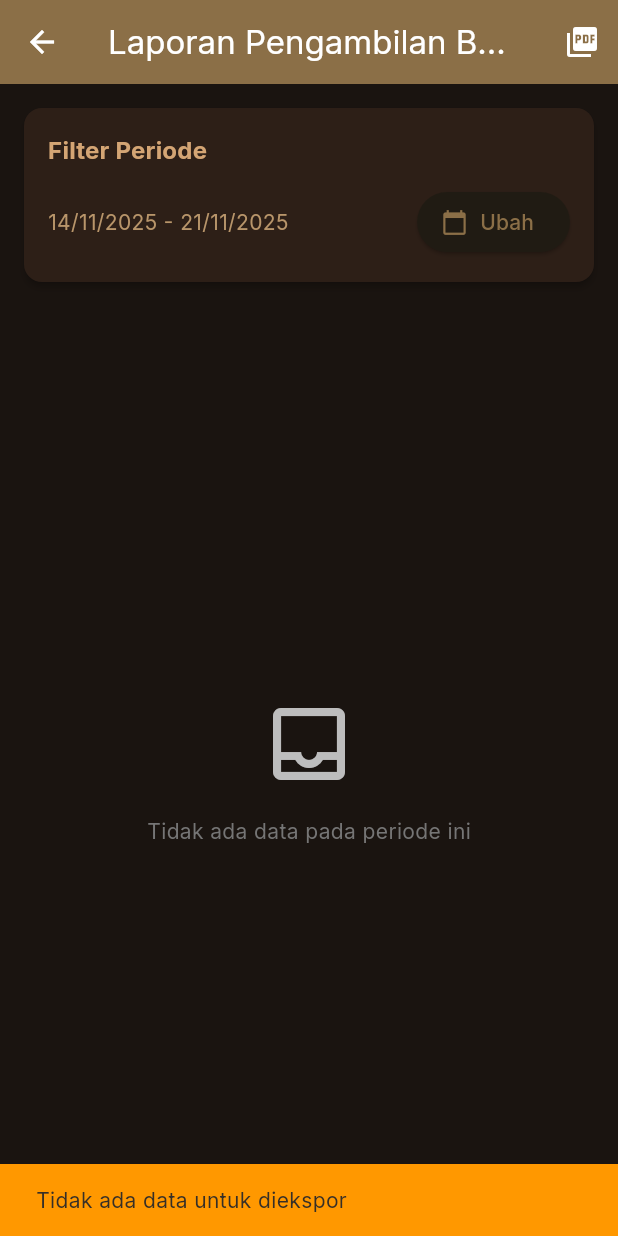
After one commit to AndikaBN/cafe_well_doco, a Flutter app: the ReportsPage screen opened directly, after a tap on the "picture as pdf" icon, on a phone screen of 412 x 824 dp. The commit adds this screen. Run offline on Flutter 3.47's test engine with Material 3 defaults, Android fonts, the light colour scheme and no system bars; our stand-ins replace cloud_firestore, firebase_auth, firebase_core, google_fonts, pdf, printing and 1 more; accounts and stored records are empty.

Commit message:
feat: Add reports page and integrate printing functionality for stock out reports

```diff
--- /dev/null
+++ b/lib/pages/reports_page.dart
@@ -0,0 +1,475 @@
+import 'package:flutter/material.dart';
+import 'package:cafe_well_doco/services/firestore_service.dart';
+import 'package:cafe_well_doco/models/stock_model.dart';
+import 'package:intl/intl.dart';
+import 'package:pdf/pdf.dart';
+import 'package:pdf/widgets.dart' as pw;
+import 'package:printing/printing.dart';
+import 'package:cafe_well_doco/theme/app_colors.dart';
+
+/// Halaman laporan stock out (pengambilan barang karyawan)
+class ReportsPage extends StatefulWidget {
+  const ReportsPage({super.key});
+
+  @override
+  State<ReportsPage> createState() => _ReportsPageState();
+}
+
+class _ReportsPageState extends State<ReportsPage> {
+  final _firestoreService = FirestoreService();
+  DateTime? _startDate;
+  DateTime? _endDate;
+  List<StockOutModel>? _filteredData;
+  bool _loading = false;
+
+  @override
+  void initState() {
+    super.initState();
+    // Default: 7 hari terakhir
+    _endDate = DateTime.now();
+    _startDate = _endDate!.subtract(const Duration(days: 7));
+    _loadData();
+  }
+
+  Future<void> _loadData() async {
+    setState(() => _loading = true);
+
+    // Ambil semua stock out dalam range tanggal
+    final stream = _firestoreService.getStockOutStream();
+    final allData = await stream.first;
+
+    // Filter berdasarkan tanggal
+    final filtered = allData.where((item) {
+      return item.timestamp.isAfter(_startDate!) &&
+          item.timestamp.isBefore(_endDate!.add(const Duration(days: 1)));
+    }).toList();
+
+    // Sort by timestamp descending
+    filtered.sort((a, b) => b.timestamp.compareTo(a.timestamp));
+
+    setState(() {
+      _filteredData = filtered;
+      _loading = false;
+    });
+  }
+
+  Future<void> _selectDateRange() async {
+    final picked = await showDateRangePicker(
+      context: context,
+      firstDate: DateTime(2020),
+      lastDate: DateTime.now(),
+      initialDateRange: DateTimeRange(start: _startDate!, end: _endDate!),
+    );
+
+    if (picked != null) {
+      setState(() {
+        _startDate = picked.start;
+        _endDate = picked.end;
+      });
+      _loadData();
+    }
+  }
+
+  Future<void> _generatePDF() async {
+    if (_filteredData == null || _filteredData!.isEmpty) {
+      ScaffoldMessenger.of(context).showSnackBar(
+        const SnackBar(
+          content: Text('Tidak ada data untuk diekspor'),
+          backgroundColor: Colors.orange,
+        ),
+      );
+      return;
+    }
+
+    // Show loading
+    showDialog(
+      context: context,
+      barrierDismissible: false,
+      builder: (context) => const Center(child: CircularProgressIndicator()),
+    );
+
+    try {
+      final pdf = pw.Document();
+
+      // Ambil data lengkap untuk setiap stock out
+      final List<Map<String, dynamic>> reportData = [];
+
+      for (var stockOut in _filteredData!) {
+        final user = await _firestoreService.getUserById(stockOut.userId);
+        final product = await _firestoreService.getProduct(stockOut.productId);
+
+        if (user != null && product != null) {
+          // Hitung sisa stok setelah pengambilan
+          final remainingStock = product.stock; // Current stock
+
+          reportData.add({
+            'karyawan': user.displayName,
+            'tanggal': DateFormat(
+              'dd/MM/yyyy HH:mm',
+            ).format(stockOut.timestamp),
+            'barang': product.name,
+            'jumlah': '${stockOut.qty} ${product.unit}',
+            'sisa': '$remainingStock ${product.unit}',
+            'catatan': stockOut.note,
+          });
+        }
+      }
+
+      // Build PDF
+      pdf.addPage(
+        pw.MultiPage(
+          pageFormat: PdfPageFormat.a4,
+          margin: const pw.EdgeInsets.all(32),
+          build: (context) => [
+            // Header
+            pw.Header(
+              level: 0,
+              child: pw.Column(
+                crossAxisAlignment: pw.CrossAxisAlignment.start,
+                children: [
+                  pw.Text(
+                    'LAPORAN PENGAMBILAN BARANG',
+                    style: pw.TextStyle(
+                      fontSize: 20,
+                      fontWeight: pw.FontWeight.bold,
+                    ),
+                  ),
+                  pw.SizedBox(height: 8),
+                  pw.Text(
+                    'Coffee Well Doco - Inventory Management',
+                    style: const pw.TextStyle(fontSize: 12),
+                  ),
+                  pw.SizedBox(height: 4),
+                  pw.Text(
+                    'Periode: ${DateFormat('dd/MM/yyyy').format(_startDate!)} - ${DateFormat('dd/MM/yyyy').format(_endDate!)}',
+                    style: const pw.TextStyle(fontSize: 10),
+                  ),
+                  pw.SizedBox(height: 4),
+                  pw.Text(
+                    'Dicetak: ${DateFormat('dd/MM/yyyy HH:mm').format(DateTime.now())}',
+                    style: const pw.TextStyle(fontSize: 10),
+                  ),
+                  pw.Divider(thickness: 2),
+                ],
+              ),
+            ),
+
+            pw.SizedBox(height: 20),
+
+            // Table
+            pw.Table(
+              border: pw.TableBorder.all(color: PdfColors.grey400),
+              columnWidths: {
+                0: const pw.FlexColumnWidth(2),
+                1: const pw.FlexColumnWidth(2),
+                2: const pw.FlexColumnWidth(2.5),
+                3: const pw.FlexColumnWidth(1.5),
+                4: const pw.FlexColumnWidth(1.5),
+              },
+              children: [
+                // Header row
+                pw.TableRow(
+                  decoration: const pw.BoxDecoration(color: PdfColors.grey300),
+                  children: [
+                    _buildTableCell('Karyawan', isHeader: true),
+                    _buildTableCell('Tanggal', isHeader: true),
+                    _buildTableCell('Barang', isHeader: true),
+                    _buildTableCell('Jumlah', isHeader: true),
+                    _buildTableCell('Sisa Stok', isHeader: true),
+                  ],
+                ),
+                // Data rows
+                ...reportData.map(
+                  (data) => pw.TableRow(
+                    children: [
+                      _buildTableCell(data['karyawan']),
+                      _buildTableCell(data['tanggal']),
+                      _buildTableCell(data['barang']),
+                      _buildTableCell(data['jumlah']),
+                      _buildTableCell(data['sisa']),
+                    ],
+                  ),
+                ),
+              ],
+            ),
+
+            pw.SizedBox(height: 20),
+
+            // Summary
+            pw.Container(
+              padding: const pw.EdgeInsets.all(12),
+              decoration: pw.BoxDecoration(
+                border: pw.Border.all(color: PdfColors.grey400),
+                borderRadius: pw.BorderRadius.circular(8),
+              ),
+              child: pw.Column(
+                crossAxisAlignment: pw.CrossAxisAlignment.start,
+                children: [
+                  pw.Text(
+                    'RINGKASAN',
+                    style: pw.TextStyle(
+                      fontSize: 12,
+                      fontWeight: pw.FontWeight.bold,
+                    ),
+                  ),
+                  pw.SizedBox(height: 8),
+                  pw.Text('Total Transaksi: ${reportData.length}'),
+                ],
+              ),
+            ),
+
+            pw.SizedBox(height: 40),
+
+            // Footer
+            pw.Row(
+              mainAxisAlignment: pw.MainAxisAlignment.spaceBetween,
+              children: [
+                pw.Column(
+                  crossAxisAlignment: pw.CrossAxisAlignment.start,
+                  children: [
+                    pw.Text('Mengetahui,'),
+                    pw.SizedBox(height: 40),
+                    pw.Container(
+                      width: 150,
+                      decoration: const pw.BoxDecoration(
+                        border: pw.Border(
+                          top: pw.BorderSide(color: PdfColors.black),
+                        ),
+                      ),
+                      child: pw.Text('Admin', textAlign: pw.TextAlign.center),
+                    ),
+                  ],
+                ),
+              ],
+            ),
+          ],
+        ),
+      );
+
+      // Close loading dialog
+      if (mounted) Navigator.of(context).pop();
+
+      // Print or save
+      await Printing.layoutPdf(
+        onLayout: (format) async => pdf.save(),
+        name:
+            'Laporan_Pengambilan_${DateFormat('yyyyMMdd').format(DateTime.now())}.pdf',
+      );
+    } catch (e) {
+      if (mounted) {
+        Navigator.of(context).pop(); // Close loading
+        ScaffoldMessenger.of(context).showSnackBar(
+          SnackBar(
+            content: Text('Error generate PDF: $e'),
+            backgroundColor: Colors.red,
+          ),
+        );
+      }
+    }
+  }
+
+  pw.Widget _buildTableCell(String text, {bool isHeader = false}) {
+    return pw.Padding(
+      padding: const pw.EdgeInsets.all(8),
+      child: pw.Text(
+        text,
+        style: pw.TextStyle(
+          fontSize: isHeader ? 10 : 9,
+          fontWeight: isHeader ? pw.FontWeight.bold : pw.FontWeight.normal,
+        ),
+      ),
+    );
+  }
+
+  @override
+  Widget build(BuildContext context) {
+    return Scaffold(
+      appBar: AppBar(
+        title: const Text('Laporan Pengambilan Barang'),
+        backgroundColor: Theme.of(context).colorScheme.primary,
+        foregroundColor: Colors.white,
+        actions: [
+          IconButton(
+            icon: const Icon(Icons.picture_as_pdf),
+            onPressed: _generatePDF,
+            tooltip: 'Export PDF',
+          ),
+        ],
+      ),
+      body: Column(
+        children: [
+          // Filter Card
+          Card(
+            margin: const EdgeInsets.all(16),
+            child: Padding(
+              padding: const EdgeInsets.all(16),
+              child: Column(
+                crossAxisAlignment: CrossAxisAlignment.start,
+                children: [
+                  Text(
+                    'Filter Periode',
+                    style: Theme.of(context).textTheme.titleMedium?.copyWith(
+                      fontWeight: FontWeight.bold,
+                    ),
+                  ),
+                  const SizedBox(height: 12),
+                  Row(
+                    children: [
+                      Expanded(
+                        child: Text(
+                          '${DateFormat('dd/MM/yyyy').format(_startDate!)} - ${DateFormat('dd/MM/yyyy').format(_endDate!)}',
+                          style: const TextStyle(fontSize: 14),
+                        ),
+                      ),
+                      ElevatedButton.icon(
+                        onPressed: _selectDateRange,
+                        icon: const Icon(Icons.calendar_today, size: 18),
+                        label: const Text('Ubah'),
+                      ),
+                    ],
+                  ),
+                ],
+              ),
+            ),
+          ),
+
+          // Data List
+          Expanded(
+            child: _loading
+                ? const Center(child: CircularProgressIndicator())
+                : _filteredData == null || _filteredData!.isEmpty
+                ? Center(
+                    child: Column(
+                      mainAxisAlignment: MainAxisAlignment.center,
+                      children: [
+                        Icon(
+                          Icons.inbox_outlined,
+                          size: 64,
+                          color: Colors.grey.shade400,
+                        ),
+                        const SizedBox(height: 16),
+                        Text(
+                          'Tidak ada data pada periode ini',
+                          style: TextStyle(color: Colors.grey.shade600),
+                        ),
+                      ],
+                    ),
+                  )
+                : ListView.builder(
+                    padding: const EdgeInsets.symmetric(horizontal: 16),
+                    itemCount: _filteredData!.length,
+                    itemBuilder: (context, index) {
+                      final stockOut = _filteredData![index];
+                      return FutureBuilder<Map<String, dynamic>>(
+                        future: _getStockOutDetails(stockOut),
+                        builder: (context, snapshot) {
+                          if (!snapshot.hasData) {
+                            return const Card(
+                              child: Padding(
+                                padding: EdgeInsets.all(16),
+                                child: Center(
+                                  child: CircularProgressIndicator(),
+                                ),
+                              ),
+                            );
+                          }
+
+                          final data = snapshot.data!;
+                          return Card(
+                            margin: const EdgeInsets.only(bottom: 8),
+                            child: ExpansionTile(
+                              leading: CircleAvatar(
+                                backgroundColor: AppColors.coffeeCream,
+                                child: Icon(
+                                  Icons.person,
+                                  color: AppColors.darkBrown,
+                                ),
+                              ),
+                              title: Text(
+                                data['karyawan'] ?? 'Unknown',
+                                style: const TextStyle(
+                                  fontWeight: FontWeight.bold,
+                                ),
+                              ),
+                              subtitle: Text(
+                                DateFormat(
+                                  'dd/MM/yyyy HH:mm',
+                                ).format(stockOut.timestamp),
+                              ),
+                              children: [
+                                Padding(
+                                  padding: const EdgeInsets.all(16),
+                                  child: Column(
+                                    children: [
+                                      _buildDetailRow(
+                                        'Barang',
+                                        data['barang'] ?? '-',
+                                      ),
+                                      const Divider(),
+                                      _buildDetailRow(
+                                        'Jumlah Diambil',
+                                        data['jumlah'] ?? '-',
+                                      ),
+                                      const Divider(),
+                                      _buildDetailRow(
+                                        'Sisa Stok',
+                                        data['sisa'] ?? '-',
+                                        valueColor: AppColors.success,
+                                      ),
+                                      if (stockOut.note.isNotEmpty) ...[
+                                        const Divider(),
+                                        _buildDetailRow(
+                                          'Catatan',
+                                          stockOut.note,
+                                        ),
+                                      ],
+                                    ],
+                                  ),
+                                ),
+                              ],
+                            ),
+                          );
+                        },
+                      );
+                    },
+                  ),
+          ),
+        ],
+      ),
+    );
+  }
+
+  Widget _buildDetailRow(String label, String value, {Color? valueColor}) {
+    return Row(
+      mainAxisAlignment: MainAxisAlignment.spaceBetween,
+      children: [
+        Text(
+          label,
+          style: TextStyle(color: Colors.grey.shade600, fontSize: 14),
+        ),
+        Text(
+          value,
+          style: TextStyle(
+            fontWeight: FontWeight.bold,
+            fontSize: 14,
+            color: valueColor,
+          ),
+        ),
+      ],
+    );
+  }
+
+  Future<Map<String, dynamic>> _getStockOutDetails(
+    StockOutModel stockOut,
+  ) async {
+    final user = await _firestoreService.getUserById(stockOut.userId);
+    final product = await _firestoreService.getProduct(stockOut.productId);
+
+    return {
+      'karyawan': user?.displayName ?? 'Unknown',
+      'barang': product?.name ?? 'Unknown',
+      'jumlah': '${stockOut.qty} ${product?.unit ?? ''}',
+      'sisa': '${product?.stock ?? 0} ${product?.unit ?? ''}',
+    };
+  }
+}
--- a/lib/services/firestore_service.dart
+++ b/lib/services/firestore_service.dart
@@ -505,4 +505,32 @@ class FirestoreService {
       };
     }
   }
+
+  // ==================== STOCK OUT (Reports) ====================
+
+  /// Stream untuk monitor stock out (laporan)
+  Stream<List<StockOutModel>> getStockOutStream() {
+    return _firestore
+        .collection('stock_out')
+        .orderBy('timestamp', descending: true)
+        .snapshots()
+        .map(
+          (snapshot) => snapshot.docs
+              .map((doc) => StockOutModel.fromFirestore(doc))
+              .toList(),
+        );
+  }
+
+  /// Get user by ID untuk keperluan laporan
+  Future<UserModel?> getUserById(String userId) async {
+    try {
+      final doc = await _firestore.collection('users').doc(userId).get();
+      if (doc.exists) {
+        return UserModel.fromFirestore(doc);
+      }
+      return null;
+    } catch (e) {
+      return null;
+    }
+  }
 }
--- a/pubspec.yaml
+++ b/pubspec.yaml
@@ -39,8 +39,11 @@ dependencies:
   google_fonts: ^6.3.1
   firebase_core: ^4.1.0
   provider: ^6.1.5+1
-  intl: ^0.19.0
+  intl: ^0.20.2
   shared_preferences: ^2.5.3
+  pdf: ^3.11.3
+  printing: ^5.14.2
+  path_provider: ^2.1.5
 
 dev_dependencies:
   flutter_test:
```
Also changed, not shown: lib/pages/admin_home_page.dart (+14 -0 lines), pubspec.lock, 6 other files.
